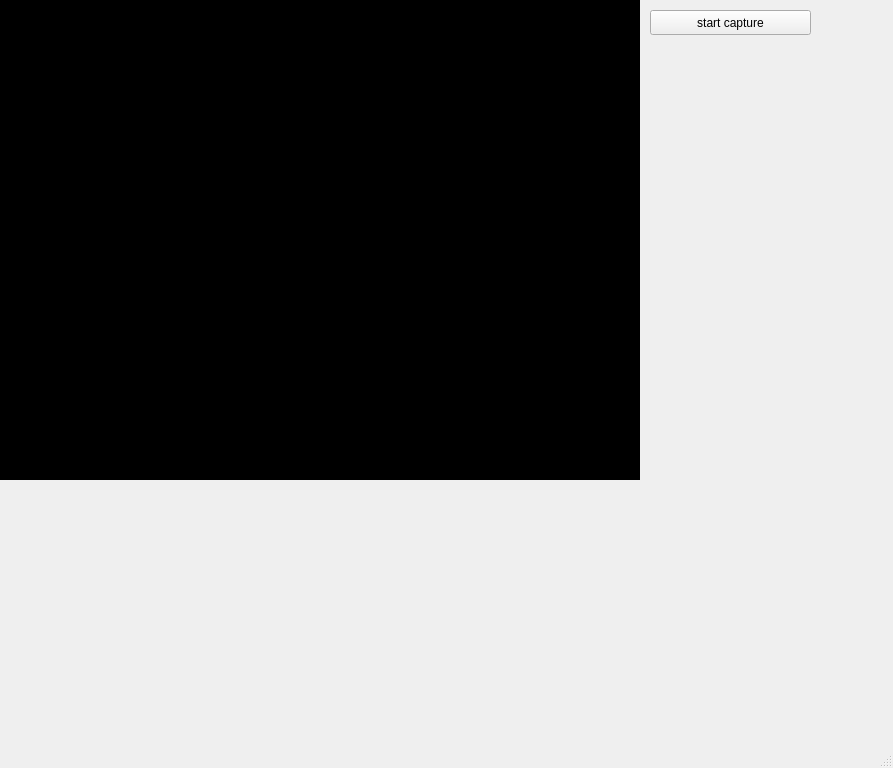
The window that ui/MainWindow.ui (fabrikant/cvisioner) describes before a commit, drawn with Qt 5.
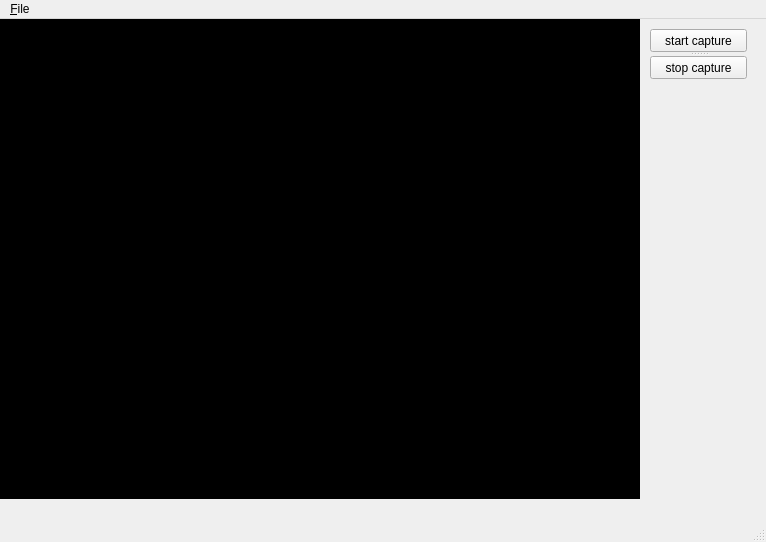
The same window after the commit.

What changed in the file:
```diff
--- a/ui/MainWindow.ui
+++ b/ui/MainWindow.ui
@@ -6,8 +6,8 @@
    <rect>
     <x>0</x>
     <y>0</y>
-    <width>893</width>
-    <height>768</height>
+    <width>766</width>
+    <height>542</height>
    </rect>
   </property>
   <property name="windowTitle">
@@ -30,18 +30,28 @@
      <string/>
     </property>
    </widget>
-   <widget class="QPushButton" name="buttonStartCapture">
+   <widget class="QSplitter" name="splitter">
     <property name="geometry">
      <rect>
       <x>650</x>
       <y>10</y>
-      <width>161</width>
-      <height>25</height>
+      <width>97</width>
+      <height>50</height>
      </rect>
     </property>
-    <property name="text">
-     <string>start capture</string>
+    <property name="orientation">
+     <enum>Qt::Vertical</enum>
     </property>
+    <widget class="QPushButton" name="buttonStartCapture">
+     <property name="text">
+      <string>start capture</string>
+     </property>
+    </widget>
+    <widget class="QPushButton" name="buttonStopCapture">
+     <property name="text">
+      <string>stop capture</string>
+     </property>
+    </widget>
    </widget>
   </widget>
   <widget class="QMenuBar" name="menubar">
@@ -49,10 +59,18 @@
     <rect>
      <x>0</x>
      <y>0</y>
-     <width>893</width>
+     <width>766</width>
      <height>22</height>
     </rect>
    </property>
+   <widget class="QMenu" name="menu_File">
+    <property name="title">
+     <string>&amp;File</string>
+    </property>
+    <addaction name="actionOpenFile"/>
+    <addaction name="actionOpenWebCamera"/>
+   </widget>
+   <addaction name="menu_File"/>
   </widget>
   <widget class="QStatusBar" name="statusbar"/>
  </widget>
```
Left out of the diff: 60 changed lines with no effect on the pictures.
